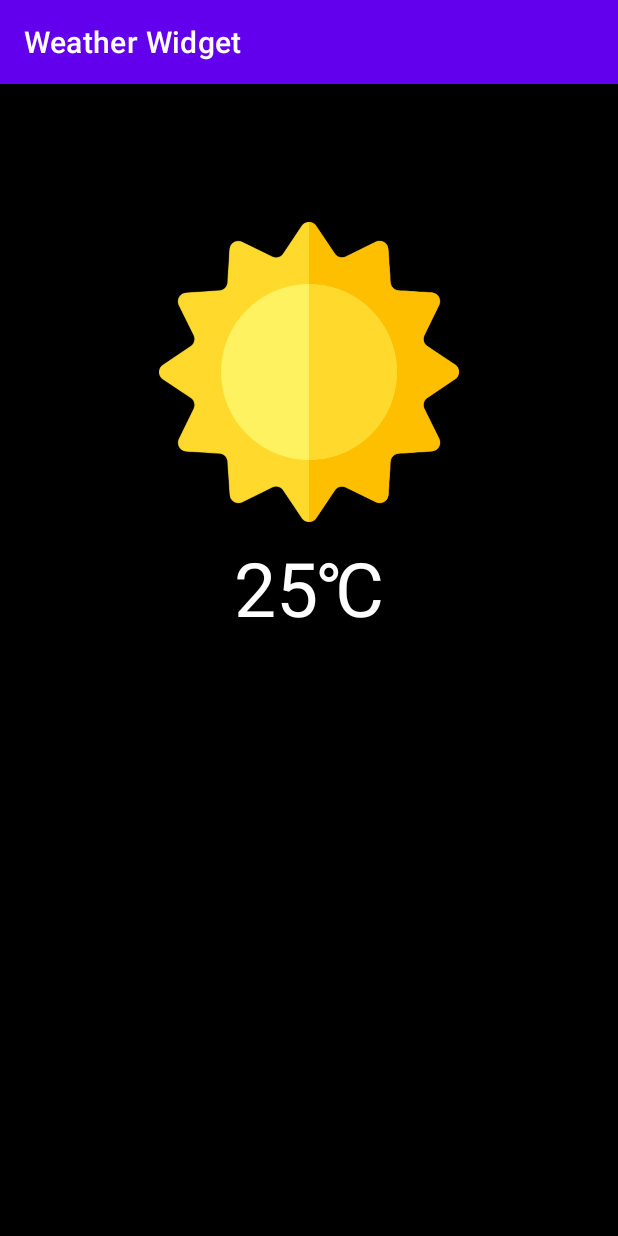
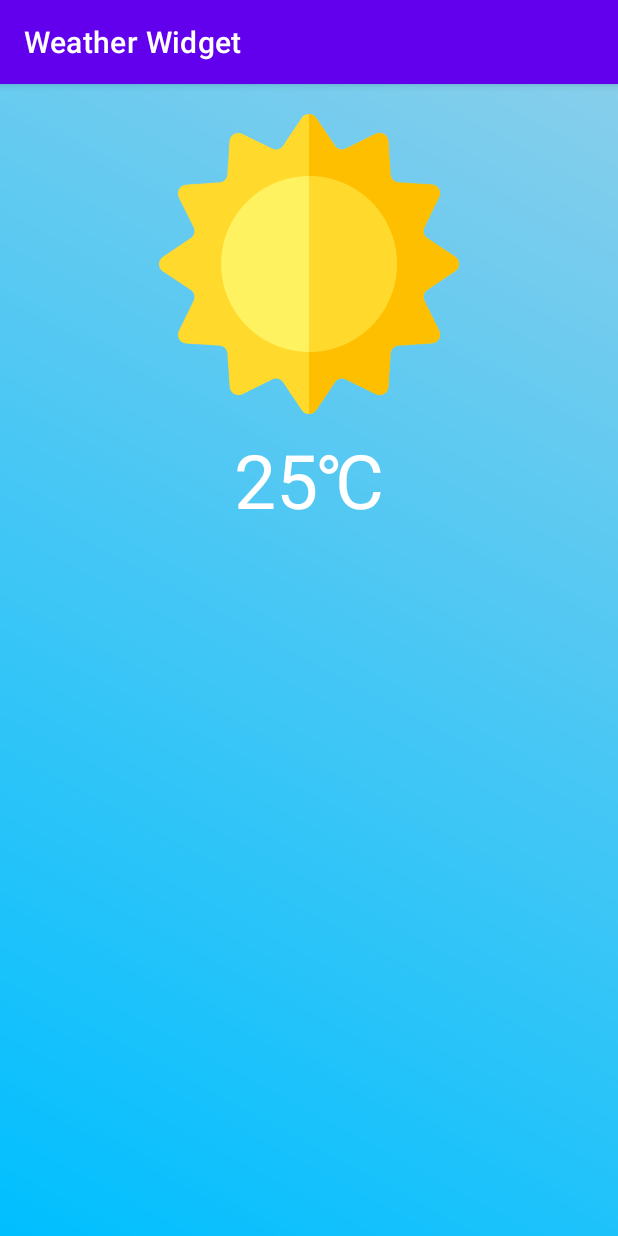
Before and after one commit to Mihail-Larionow/Weather-Widget, an Android app: the screen it shows after launch (MainActivity), on a phone screen of 412 x 824 dp. Run offline under Robolectric (Android 15) with nearby library versions, the phone set to English and light mode, and no system bars; network calls fail; 2 statements that could not run were skipped.

Commit message:
Some updates

```diff
--- a/app/src/main/java/com/michel/weatherwidget/Drawables.kt
+++ b/app/src/main/java/com/michel/weatherwidget/Drawables.kt
@@ -9,9 +9,11 @@ data class Drawables (
         "Clouds" to R.drawable.clouds
     ),
 
-    val BACKGROUND: Map<String, Pair<Int, Int>> = mapOf(
-        "Clear" to Pair(Color.parseColor("#00BFFF"), Color.parseColor("#87CEEB")),
-        "Clouds" to Pair(Color.parseColor("#DCDCDC"), Color.parseColor("#9ACEEB"))
+    val BACKGROUND: Map<String, IntArray> = mapOf(
+        "Clear" to intArrayOf(Color.parseColor("#00BFFF"), Color.parseColor("#87CEEB")),
+        "Clouds" to intArrayOf(Color.parseColor("#DCDCDC"), Color.parseColor("#9ACEEB")),
+        "Rain" to intArrayOf(Color.parseColor("#DCDCDC"), Color.parseColor("#9ACEEB")),
+        "Snow" to intArrayOf(Color.parseColor("#DCDCDC"), Color.parseColor("#9ACEEB")),
     ),
 
     val THEME: Array<Int> = arrayOf(R.drawable.yuppie, R.drawable.polina)
--- a/app/src/main/java/com/michel/weatherwidget/MainActivity.kt
+++ b/app/src/main/java/com/michel/weatherwidget/MainActivity.kt
@@ -1,30 +1,30 @@
 package com.michel.weatherwidget
 
-import android.graphics.Bitmap
-import android.graphics.Canvas
-import androidx.appcompat.app.AppCompatActivity
+import android.graphics.Color
+import android.graphics.drawable.GradientDrawable
 import android.os.Bundle
-import android.util.DisplayMetrics
 import android.widget.ImageView
 import android.widget.TextView
+import androidx.appcompat.app.AppCompatActivity
 import androidx.constraintlayout.widget.ConstraintLayout
-import com.michel.weatherwidget.extentions.pxToDp
 
 
 class MainActivity : AppCompatActivity() {
+
+    private lateinit var background: ConstraintLayout
+    private val drawables = Drawables()
 
     override fun onCreate(savedInstanceState: Bundle?) {
         super.onCreate(savedInstanceState)
         setContentView(R.layout.activity_main)
         init()
+        setBackground()
     }
 
     private fun init(){
         val weatherWidgetView = WeatherWidgetView(applicationContext)
-
-        val background = findViewById<ConstraintLayout>(R.id.background)
+        background = findViewById(R.id.background)
         val weatherBackground = findViewById<ImageView>(R.id.weatherBackground)
-        //background.setBackgroundColor(getColor(R.color.black))
         val weatherIcon = findViewById<ImageView>(R.id.weatherIcon)
         val temperatureText = findViewById<TextView>(R.id.temperatureText)
         weatherWidgetView.getWeather()
@@ -34,9 +34,11 @@ class MainActivity : AppCompatActivity() {
     }
 
     private fun setBackground(){
-
+        background.background = GradientDrawable(
+            GradientDrawable.Orientation.BL_TR,
+            drawables.BACKGROUND["Clear"]
+        )
     }
 
 
-
 }
--- a/app/src/main/java/com/michel/weatherwidget/WeatherWidgetView.kt
+++ b/app/src/main/java/com/michel/weatherwidget/WeatherWidgetView.kt
@@ -168,8 +168,8 @@ class WeatherWidgetView (private val context: Context){
         val height = viewRect.height().toFloat()
 
         backgroundPaint.shader = LinearGradient(0f, 0f,
-            width, height, DRAWABLES.BACKGROUND[actualWeather]!!.first,
-            DRAWABLES.BACKGROUND[actualWeather]!!.second, Shader.TileMode.MIRROR
+            width, height, DRAWABLES.BACKGROUND[actualWeather]!![0],
+            DRAWABLES.BACKGROUND[actualWeather]!![1], Shader.TileMode.MIRROR
         )
     }
 
--- a/app/src/main/res/layout/activity_main.xml
+++ b/app/src/main/res/layout/activity_main.xml
@@ -9,22 +9,13 @@
     android:background="@color/black">
 
     <ImageView
-        android:id="@+id/weatherBackground"
-        android:layout_width="match_parent"
-        android:layout_height="0dp"
-        app:layout_constraintBottom_toTopOf="@+id/guideline"
-        app:layout_constraintEnd_toEndOf="parent"
-        app:layout_constraintStart_toStartOf="parent"
-        app:layout_constraintTop_toTopOf="parent" />
-
-    <ImageView
         android:id="@+id/weatherIcon"
         android:layout_width="200dp"
         android:layout_height="200dp"
-        app:layout_constraintBottom_toBottomOf="@+id/weatherBackground"
-        app:layout_constraintEnd_toEndOf="@+id/weatherBackground"
-        app:layout_constraintStart_toStartOf="@+id/weatherBackground"
-        app:layout_constraintTop_toTopOf="@+id/weatherBackground"
+        android:layout_marginTop="20dp"
+        app:layout_constraintEnd_toEndOf="parent"
+        app:layout_constraintStart_toStartOf="parent"
+        app:layout_constraintTop_toTopOf="parent"
         app:srcCompat="@drawable/sun" />
 
     <TextView
@@ -39,13 +30,5 @@
         app:layout_constraintStart_toStartOf="parent"
         app:layout_constraintTop_toBottomOf="@id/weatherIcon" />
 
-    <androidx.constraintlayout.widget.Guideline
-        android:id="@+id/guideline"
-        android:layout_width="wrap_content"
-        android:layout_height="wrap_content"
-        android:orientation="horizontal"
-        app:layout_constraintBottom_toBottomOf="parent"
-        app:layout_constraintGuide_percent="0.5"
-        app:layout_constraintTop_toTopOf="parent" />
 
 </androidx.constraintlayout.widget.ConstraintLayout>
```
